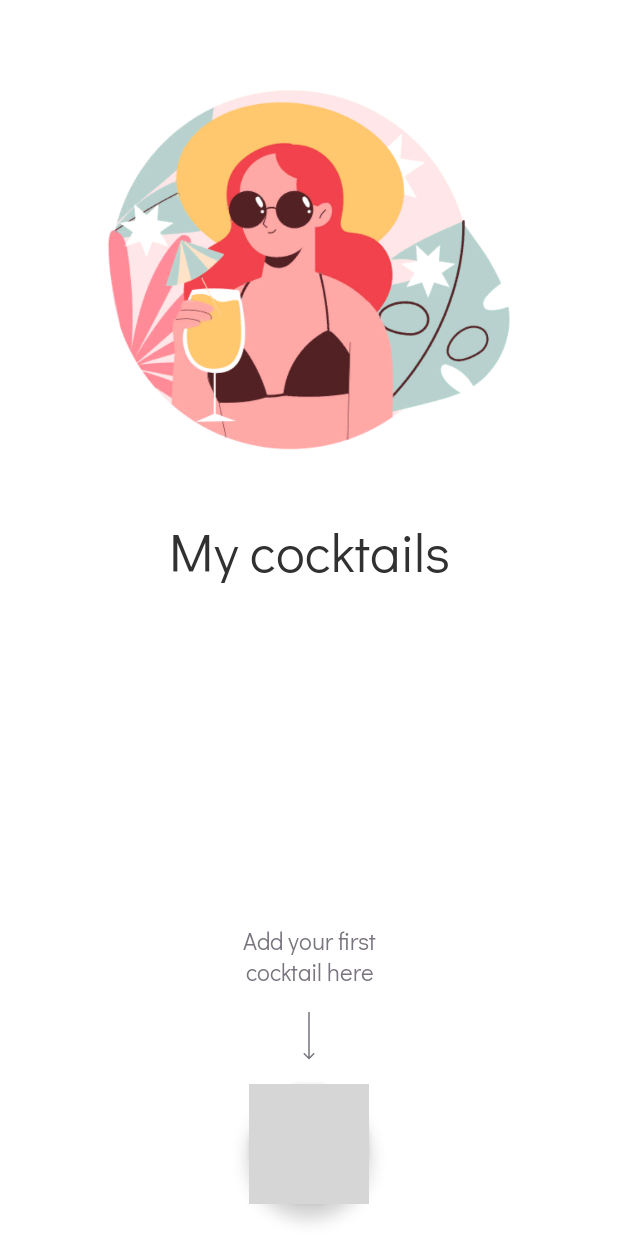
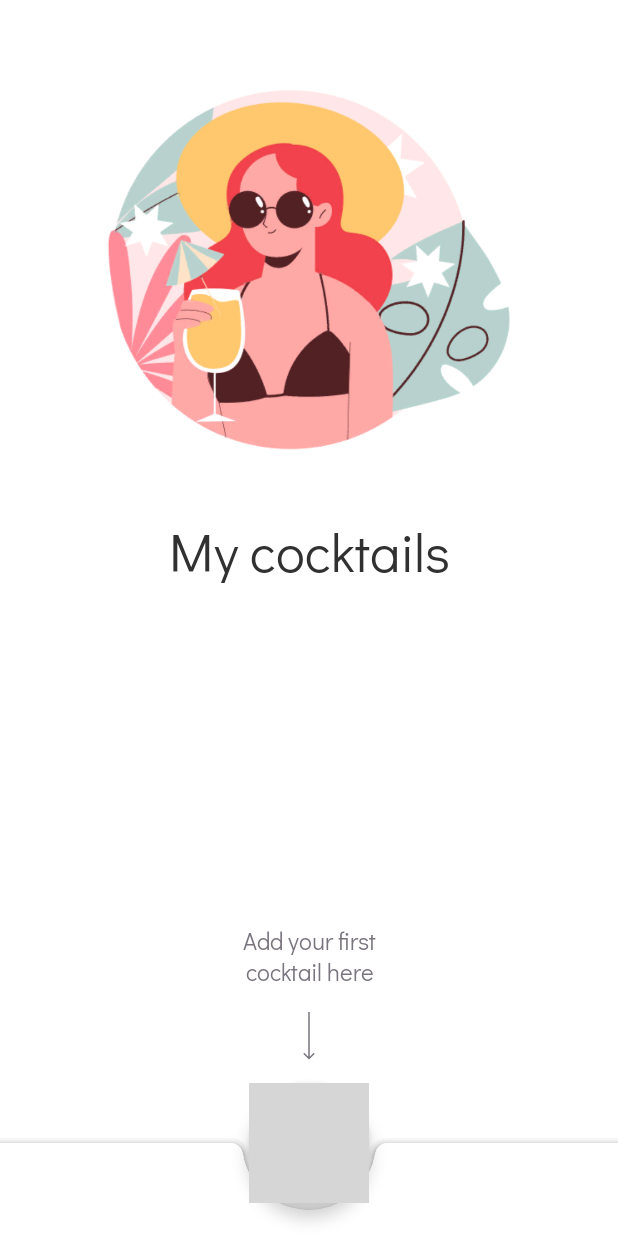
Before and after one commit to arshapshap/cocktail-bar, an Android app: the screen it shows after launch (MainActivity), on a phone screen of 412 x 824 dp. Run offline under Robolectric (Android 15) with nearby library versions, the phone set to English and light mode, and no system bars; our stand-ins replace Dagger/Hilt's generated code, Room's generated code; grey boxes are pictures that could not be loaded.

Commit message:
Add bottom app bar

```diff
--- /dev/null
+++ b/app/src/main/res/drawable/shape_bottomappbar.xml
@@ -0,0 +1,10 @@
+<?xml version="1.0" encoding="utf-8"?>
+<shape xmlns:android="http://schemas.android.com/apk/res/android">
+
+    <solid android:color="@color/white" />
+    <corners
+        android:bottomLeftRadius="0dp"
+        android:bottomRightRadius="0dp"
+        android:topLeftRadius="30dp"
+        android:topRightRadius="30dp" />
+</shape>
--- a/app/src/main/res/layout/fragment_list.xml
+++ b/app/src/main/res/layout/fragment_list.xml
@@ -1,7 +1,15 @@
 <?xml version="1.0" encoding="utf-8"?>
-<androidx.constraintlayout.widget.ConstraintLayout xmlns:android="http://schemas.android.com/apk/res/android"
+<androidx.coordinatorlayout.widget.CoordinatorLayout xmlns:android="http://schemas.android.com/apk/res/android"
     xmlns:app="http://schemas.android.com/apk/res-auto"
     xmlns:tools="http://schemas.android.com/tools"
+    android:id="@+id/coordinator"
+    android:layout_width="match_parent"
+    android:layout_height="match_parent"
+    app:layout_constraintBottom_toBottomOf="parent"
+    app:layout_constraintEnd_toEndOf="parent"
+    app:layout_constraintStart_toStartOf="parent">
+
+    <androidx.constraintlayout.widget.ConstraintLayout
         android:layout_width="match_parent"
         android:layout_height="match_parent"
         android:animateLayoutChanges="true">
@@ -81,23 +89,31 @@
             android:id="@+id/add_first_cocktail_arrow_image_view"
             android:layout_width="wrap_content"
             android:layout_height="wrap_content"
-        android:layout_marginBottom="16dp"
+            android:layout_marginBottom="117dp"
             android:importantForAccessibility="no"
             android:src="@drawable/ic_long_arrow"
-        app:layout_constraintBottom_toTopOf="@id/add_button"
+            app:layout_constraintBottom_toBottomOf="parent"
             app:layout_constraintEnd_toEndOf="parent"
             app:layout_constraintStart_toStartOf="parent" />
+
+    </androidx.constraintlayout.widget.ConstraintLayout>
+
+    <com.google.android.material.bottomappbar.BottomAppBar
+        android:id="@+id/bottomAppBar"
+        android:layout_width="match_parent"
+        android:layout_height="62dp"
+        android:layout_gravity="bottom"
+        app:fabCradleMargin="5dp" />
 
     <com.google.android.material.floatingactionbutton.FloatingActionButton
         android:id="@+id/add_button"
         android:layout_width="wrap_content"
         android:layout_height="wrap_content"
-        android:layout_margin="21dp"
         android:contentDescription="@string/add_cocktail_button"
         android:src="@drawable/ic_add"
         app:fabCustomSize="@dimen/fab_size"
+        app:layout_anchor="@id/bottomAppBar"
         app:layout_constraintBottom_toBottomOf="parent"
         app:layout_constraintEnd_toEndOf="parent"
         app:layout_constraintStart_toStartOf="parent" />
-
-</androidx.constraintlayout.widget.ConstraintLayout>
+</androidx.coordinatorlayout.widget.CoordinatorLayout>
```
Lines whose indentation alone changed are shown as unchanged.
